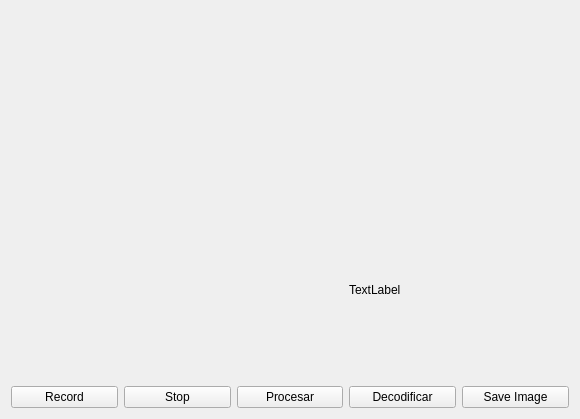
Old version of the form DeteccionCodigos/DeteccionCodigos.ui in the repository Paulafernandeztorres/DeteccionCodigos.
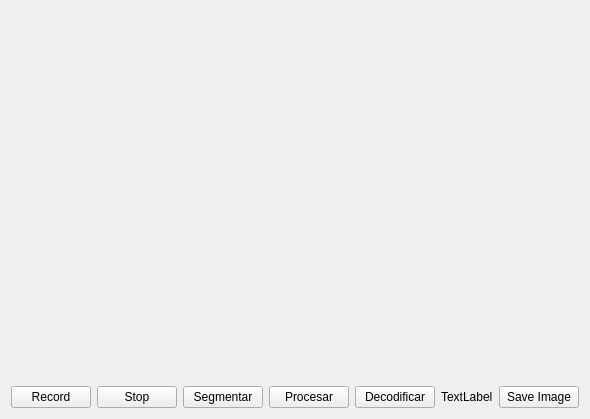
New version of the form.

Commit message: Algunos cambios

Patch:
```diff
--- a/DeteccionCodigos/DeteccionCodigos.ui
+++ b/DeteccionCodigos/DeteccionCodigos.ui
@@ -15,28 +15,14 @@
   </property>
   <widget class="QWidget" name="centralWidget">
    <layout class="QGridLayout" name="gridLayout">
-    <item row="2" column="1">
-     <widget class="QPushButton" name="btnStop">
+    <item row="3" column="6">
+     <widget class="QPushButton" name="btnSaveImage">
       <property name="text">
-       <string>Stop</string>
+       <string>Save Image</string>
       </property>
      </widget>
     </item>
-    <item row="2" column="2">
-     <widget class="QPushButton" name="btnProcesarImagen">
-      <property name="text">
-       <string>Procesar</string>
-      </property>
-     </widget>
-    </item>
-    <item row="2" column="3">
-     <widget class="QPushButton" name="btnDecodificar">
-      <property name="text">
-       <string>Decodificar</string>
-      </property>
-     </widget>
-    </item>
-    <item row="0" column="0" colspan="5">
+    <item row="0" column="0" colspan="7">
      <widget class="QLabel" name="label">
       <property name="text">
        <string/>
@@ -46,21 +32,42 @@
       </property>
      </widget>
     </item>
-    <item row="2" column="0">
+    <item row="3" column="0">
      <widget class="QPushButton" name="btnRecord">
       <property name="text">
        <string>Record</string>
       </property>
      </widget>
     </item>
-    <item row="2" column="4">
-     <widget class="QPushButton" name="btnSaveImage">
+    <item row="3" column="1">
+     <widget class="QPushButton" name="btnStop">
       <property name="text">
-       <string>Save Image</string>
+       <string>Stop</string>
       </property>
      </widget>
     </item>
-    <item row="1" column="3">
+    <item row="3" column="2">
+     <widget class="QPushButton" name="btnSegmentar">
+      <property name="text">
+       <string>Segmentar</string>
+      </property>
+     </widget>
+    </item>
+    <item row="3" column="3">
+     <widget class="QPushButton" name="btnProcesarImagen">
+      <property name="text">
+       <string>Procesar</string>
+      </property>
+     </widget>
+    </item>
+    <item row="3" column="4">
+     <widget class="QPushButton" name="btnDecodificar">
+      <property name="text">
+       <string>Decodificar</string>
+      </property>
+     </widget>
+    </item>
+    <item row="3" column="5">
      <widget class="QLabel" name="labelcodigo">
       <property name="text">
        <string>TextLabel</string>
```
The commit also changes 2 other files.
